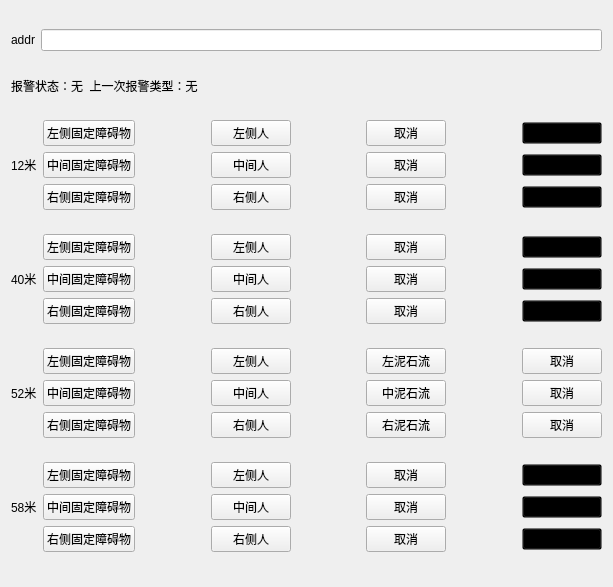
The window that chap05/tk_xj_pk/widget.ui (0heli0/qt5_module) describes before a commit, drawn with Qt 5.
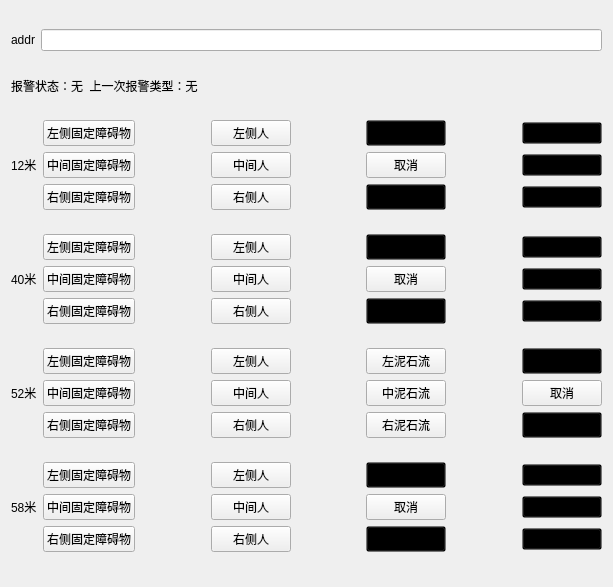
The same window after the commit.

Patch:
```diff
--- a/chap05/tk_xj_pk/widget.ui
+++ b/chap05/tk_xj_pk/widget.ui
@@ -98,7 +98,10 @@
           </spacer>
          </item>
          <item>
-          <widget class="QPushButton" name="btCancel12">
+          <widget class="QPushButton" name="btCancel12_2">
+           <property name="styleSheet">
+            <string notr="true">background:transparent;color: transparent; background-color: transparent;</string>
+           </property>
            <property name="text">
             <string>取消</string>
            </property>
@@ -175,7 +178,7 @@
           </spacer>
          </item>
          <item>
-          <widget class="QPushButton" name="btCancel12_2">
+          <widget class="QPushButton" name="btCancel12">
            <property name="text">
             <string>取消</string>
            </property>
@@ -253,6 +256,9 @@
          </item>
          <item>
           <widget class="QPushButton" name="btCancel12_3">
+           <property name="styleSheet">
+            <string notr="true">background:transparent;color: transparent; background-color: transparent;</string>
+           </property>
            <property name="text">
             <string>取消</string>
            </property>
@@ -344,7 +350,10 @@
           </spacer>
          </item>
          <item>
-          <widget class="QPushButton" name="btCancel40">
+          <widget class="QPushButton" name="btCancel40_2">
+           <property name="styleSheet">
+            <string notr="true">background:transparent;color: transparent; background-color: transparent;</string>
+           </property>
            <property name="text">
             <string>取消</string>
            </property>
@@ -424,7 +433,7 @@
           </spacer>
          </item>
          <item>
-          <widget class="QPushButton" name="btCancel40_2">
+          <widget class="QPushButton" name="btCancel40">
            <property name="text">
             <string>取消</string>
            </property>
@@ -508,6 +517,9 @@
          </item>
          <item>
           <widget class="QPushButton" name="btCancel40_3">
+           <property name="styleSheet">
+            <string notr="true">background:transparent;color: transparent; background-color: transparent;</string>
+           </property>
            <property name="text">
             <string>取消</string>
            </property>
@@ -622,7 +634,10 @@
           </spacer>
          </item>
          <item>
-          <widget class="QPushButton" name="btCancel51">
+          <widget class="QPushButton" name="btCancel51_2">
+           <property name="styleSheet">
+            <string notr="true">background:transparent;color: transparent; background-color: transparent;</string>
+           </property>
            <property name="text">
             <string>取消</string>
            </property>
@@ -696,7 +711,7 @@
           </spacer>
          </item>
          <item>
-          <widget class="QPushButton" name="btCancel51_2">
+          <widget class="QPushButton" name="btCancel51">
            <property name="text">
             <string>取消</string>
            </property>
@@ -771,6 +786,9 @@
          </item>
          <item>
           <widget class="QPushButton" name="btCancel51_3">
+           <property name="styleSheet">
+            <string notr="true">background:transparent;color: transparent; background-color: transparent;</string>
+           </property>
            <property name="text">
             <string>取消</string>
            </property>
@@ -839,7 +857,10 @@
           </spacer>
          </item>
          <item>
-          <widget class="QPushButton" name="btCancel58">
+          <widget class="QPushButton" name="btCancel58_2">
+           <property name="styleSheet">
+            <string notr="true">background:transparent;color: transparent; background-color: transparent;</string>
+           </property>
            <property name="text">
             <string>取消</string>
            </property>
@@ -919,7 +940,7 @@
           </spacer>
          </item>
          <item>
-          <widget class="QPushButton" name="btCancel58_2">
+          <widget class="QPushButton" name="btCancel58">
            <property name="text">
             <string>取消</string>
            </property>
@@ -1000,6 +1021,9 @@
          </item>
          <item>
           <widget class="QPushButton" name="btCancel58_3">
+           <property name="styleSheet">
+            <string notr="true">background:transparent;color: transparent; background-color: transparent;</string>
+           </property>
            <property name="text">
             <string>取消</string>
            </property>
```
